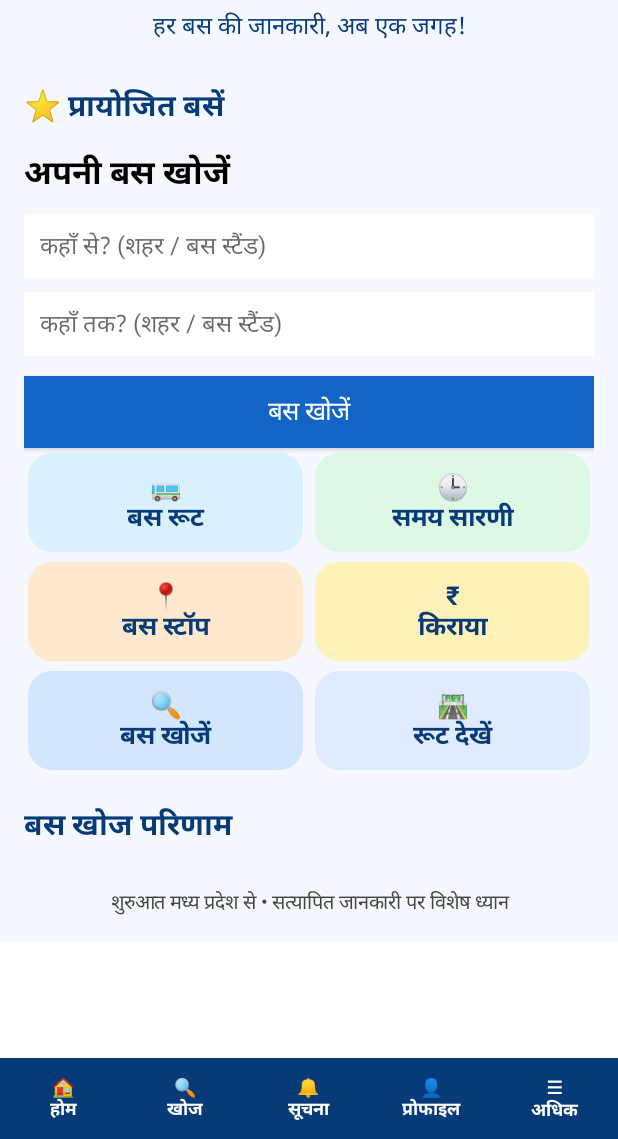
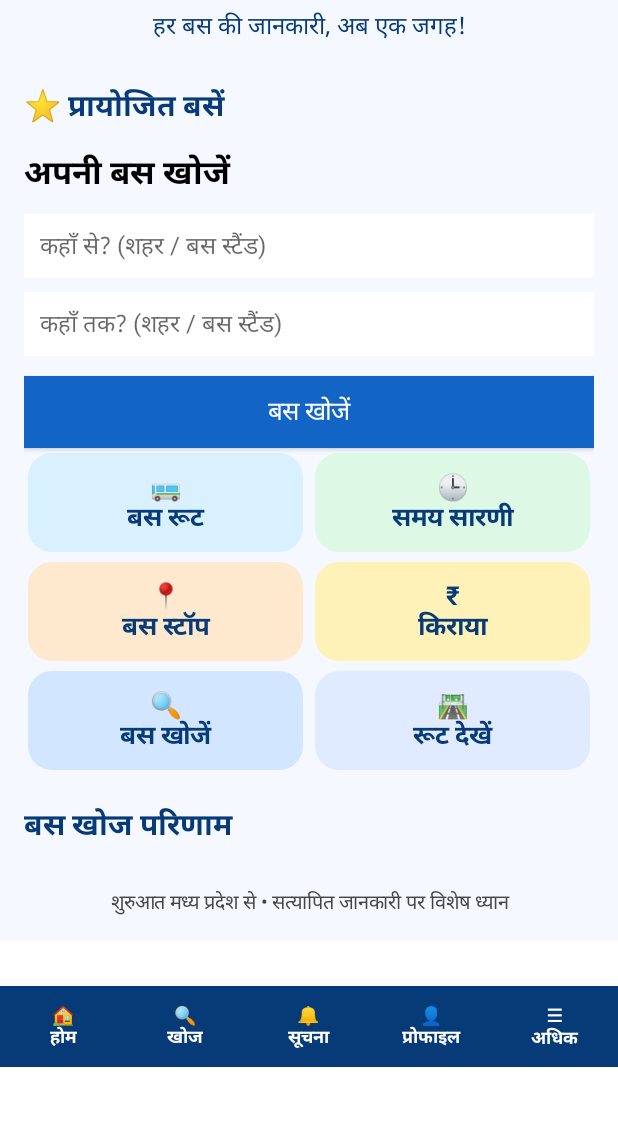
Before and after one commit to shiksharojgar/BlueBus, an Android app: the screen it shows after launch (MainActivity), on a phone screen of 412 x 824 dp, the part 97-1236 px from its top. Run offline under Robolectric (Android 15) with nearby library versions, the phone set to English and light mode, and no system bars; our stand-ins replace Firebase (no records; nobody signed in at launch, a user with empty details on screens opened directly).

Commit message:
Update MainActivity.kt

```diff
--- a/app/src/main/java/com/bluebus/passenger/MainActivity.kt
+++ b/app/src/main/java/com/bluebus/passenger/MainActivity.kt
@@ -341,6 +341,19 @@ page.addView(sponsoredContainer, matchWidth())
         )
 
         window.statusBarColor = darkBlue
+        // मोबाइल के सिस्टम नेविगेशन के लिए जगह सुरक्षित रखें
+rootLayout.setPadding(
+    0,
+    0,
+    0,
+    resources.getDimensionPixelSize(
+        resources.getIdentifier(
+            "navigation_bar_height",
+            "dimen",
+            "android"
+        )
+    )
+)
         window.navigationBarColor = darkBlue
 
         setContentView(rootLayout)
```
